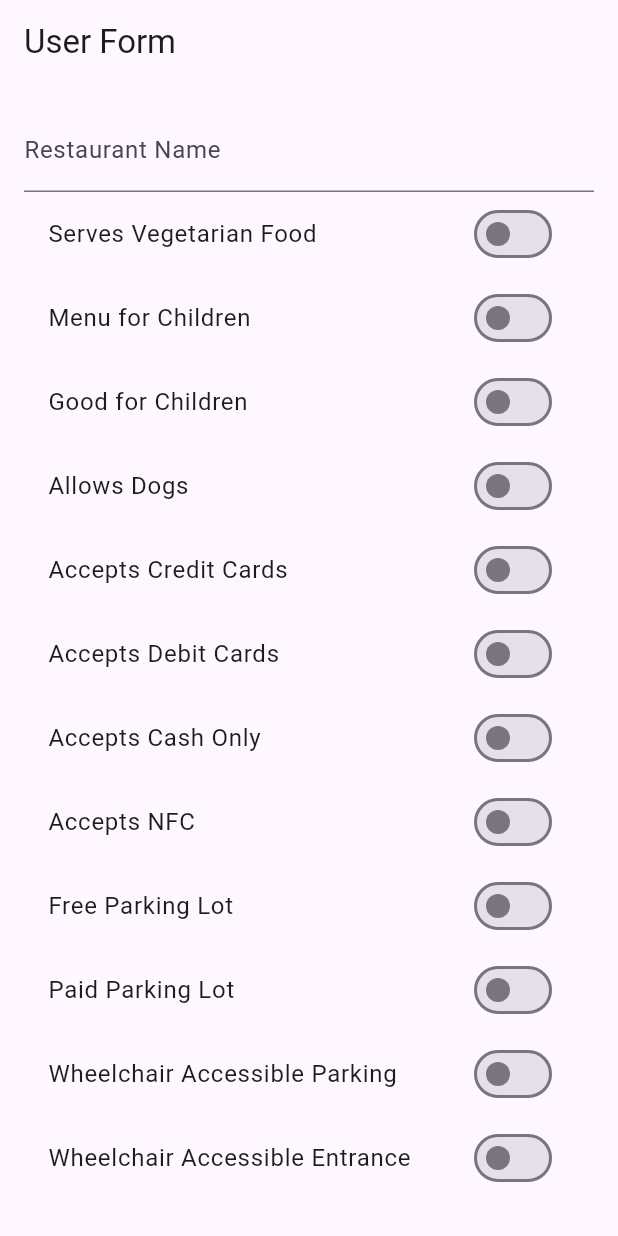
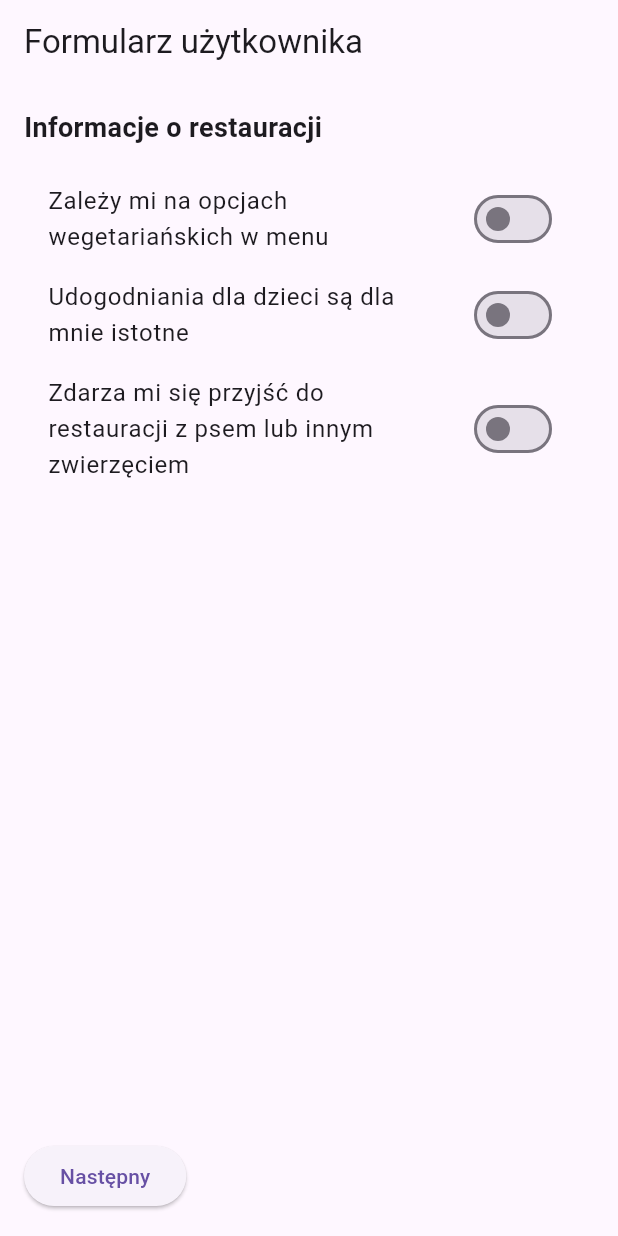
Before and after one commit to mateuszlasek/restaurant-recommendation-system, a Flutter app: the screen it shows after launch, on a phone screen of 412 x 824 dp. Run offline on Flutter 3.47's test engine with Material 3 defaults, Android fonts, the phone set to English and light mode, and no system bars; our stand-ins replace firebase_auth, firebase_core, firebase_database, geolocator; accounts and stored records are empty; generated files the repository leaves out were written again.

Commit message:
user form view

```diff
--- a/lib/models/user_form_model.dart
+++ b/lib/models/user_form_model.dart
@@ -1,5 +1,4 @@
 class UserFormModel {
-  final String name;
   final bool servesVegetarianFood;
   final bool menuForChildren;
   final bool goodForChildren;
@@ -15,7 +14,6 @@ class UserFormModel {
   final bool wheelchairAccessibleRestroom;
 
   UserFormModel({
-    required this.name,
     required this.servesVegetarianFood,
     required this.menuForChildren,
     required this.goodForChildren,
@@ -34,7 +32,6 @@ class UserFormModel {
   // Convert Map to UserFormModel
   factory UserFormModel.fromMap(Map<String, dynamic> map) {
     return UserFormModel(
-      name: map['name'] ?? '',
       servesVegetarianFood: map['servesVegetarianFood'] ?? false,
       menuForChildren: map['menuForChildren'] ?? false,
       goodForChildren: map['goodForChildren'] ?? false,
@@ -54,7 +51,6 @@ class UserFormModel {
   // Konwersja obiektu do mapy, aby można było zapisać go w Firebase
   Map<String, dynamic> toMap() {
     return {
-      'name': name,
       'servesVegetarianFood': servesVegetarianFood,
       'menuForChildren': menuForChildren,
       'goodForChildren': goodForChildren,
--- a/lib/views/user_form_view.dart
+++ b/lib/views/user_form_view.dart
@@ -1,10 +1,6 @@
-import 'package:firebase_auth/firebase_auth.dart';
 import 'package:flutter/material.dart';
-import 'package:firebase_database/firebase_database.dart'; // Import Firebase Realtime Database
-import 'package:firebase_core/firebase_core.dart';
-
 import '../models/user_form_model.dart';
-import '../services/firebase_database/firebase_service.dart'; // Dodajemy import Firebase core, aby używać app
+import '../services/firebase_database/firebase_service.dart';
 
 class UserFormView extends StatefulWidget {
   @override
@@ -12,7 +8,6 @@ class UserFormView extends StatefulWidget {
 }
 
 class _UserFormViewState extends State<UserFormView> {
-  final _nameController = TextEditingController();
   final FirebaseService _firebaseService = FirebaseService(
     databaseURL: 'https://restaurant-recommendatio-57162-default-rtdb.europe-west1.firebasedatabase.app',
   );
@@ -31,9 +26,32 @@ class _UserFormViewState extends State<UserFormView> {
   bool _wheelchairAccessibleEntrance = false;
   bool _wheelchairAccessibleRestroom = false;
 
+  int _currentPageIndex = 0;
+
+  final List<String> _categories = [
+    'Informacje o restauracji',
+    'Jakie opcje płatności są dla mnie priorytetem',
+    'Dostępność',
+  ];
+
+  void _nextPage() {
+    setState(() {
+      if (_currentPageIndex < _categories.length - 1) {
+        _currentPageIndex++;
+      }
+    });
+  }
+
+  void _previousPage() {
+    setState(() {
+      if (_currentPageIndex > 0) {
+        _currentPageIndex--;
+      }
+    });
+  }
+
   Future<void> _submitForm() async {
     final userForm = UserFormModel(
-      name: _nameController.text,
       servesVegetarianFood: _servesVegetarianFood,
       menuForChildren: _menuForChildren,
       goodForChildren: _goodForChildren,
@@ -49,53 +67,19 @@ class _UserFormViewState extends State<UserFormView> {
       wheelchairAccessibleRestroom: _wheelchairAccessibleRestroom,
     );
 
-
     await _firebaseService.submitUserForm(userForm);
+    ScaffoldMessenger.of(context).showSnackBar(SnackBar(
+      content: Text('Formularz zapisany pomyślnie!'),
+    ));
   }
 
-  // Funkcja do usunięcia formularza
-  Future<void> _deleteForm() async {
-    final uid = await _firebaseService.getUserUID();
-    if (uid != null) {
-      await _firebaseService.deleteUserFormByUID(uid);
-      print("User form with UID $uid deleted successfully.");
-    } else {
-      print("Error: No UID found.");
-    }
-  }
-
-  // Funkcja do pobrania formularza
-  Future<void> _getForm() async {
-    final uid = await _firebaseService.getUserUID();
-    if (uid != null) {
-      final userForm = await _firebaseService.getUserFormByUID(uid);
-      if (userForm != null) {
-        print("User form data: ${userForm.toMap()}");
-      } else {
-        print("No data found for UID $uid.");
-      }
-    } else {
-      print("Error: No UID found.");
-    }
-  }
-
-  @override
-  Widget build(BuildContext context) {
-    return Scaffold(
-      appBar: AppBar(
-        title: Text('User Form'),
-      ),
-      body: Padding(
-        padding: EdgeInsets.all(16.0),
-        child: SingleChildScrollView(
-          child: Column(
+  Widget _buildCategoryContent() {
+    switch (_currentPageIndex) {
+      case 0:
+        return Column(
           children: [
-              TextField(
-                controller: _nameController,
-                decoration: InputDecoration(labelText: 'Restaurant Name'),
-              ),
             SwitchListTile(
-                title: Text('Serves Vegetarian Food'),
+              title: Text('Zależy mi na opcjach wegetariańskich w menu'),
               value: _servesVegetarianFood,
               onChanged: (value) {
                 setState(() {
@@ -104,25 +88,17 @@ class _UserFormViewState extends State<UserFormView> {
               },
             ),
             SwitchListTile(
-                title: Text('Menu for Children'),
+              title: Text('Udogodniania dla dzieci są dla mnie istotne'),
               value: _menuForChildren,
               onChanged: (value) {
                 setState(() {
+                  _goodForChildren = value;
                   _menuForChildren = value;
                 });
               },
             ),
             SwitchListTile(
-                title: Text('Good for Children'),
-                value: _goodForChildren,
-                onChanged: (value) {
-                  setState(() {
-                    _goodForChildren = value;
-                  });
-                },
-              ),
-              SwitchListTile(
-                title: Text('Allows Dogs'),
+              title: Text('Zdarza mi się przyjść do restauracji z psem lub innym zwierzęciem'),
               value: _allowsDogs,
               onChanged: (value) {
                 setState(() {
@@ -130,8 +106,13 @@ class _UserFormViewState extends State<UserFormView> {
                 });
               },
             ),
+          ],
+        );
+      case 1:
+        return Column(
+          children: [
             SwitchListTile(
-                title: Text('Accepts Credit Cards'),
+              title: Text('Karta kredytowa'),
               value: _acceptsCreditCards,
               onChanged: (value) {
                 setState(() {
@@ -140,7 +121,7 @@ class _UserFormViewState extends State<UserFormView> {
               },
             ),
             SwitchListTile(
-                title: Text('Accepts Debit Cards'),
+              title: Text('Karta debetowa'),
               value: _acceptsDebitCards,
               onChanged: (value) {
                 setState(() {
@@ -149,16 +130,7 @@ class _UserFormViewState extends State<UserFormView> {
               },
             ),
             SwitchListTile(
-                title: Text('Accepts Cash Only'),
-                value: _acceptsCashOnly,
-                onChanged: (value) {
-                  setState(() {
-                    _acceptsCashOnly = value;
-                  });
-                },
-              ),
-              SwitchListTile(
-                title: Text('Accepts NFC'),
+              title: Text('Płatności NFC'),
               value: _acceptsNfc,
               onChanged: (value) {
                 setState(() {
@@ -167,67 +139,85 @@ class _UserFormViewState extends State<UserFormView> {
               },
             ),
             SwitchListTile(
-                title: Text('Free Parking Lot'),
+              title: Text('Płatność tylko gotówką nie jest dla mnie problemem'),
+              value: _acceptsCashOnly,
+              onChanged: (value) {
+                setState(() {
+                  _acceptsCashOnly = value;
+                });
+              },
+            ),
+          ],
+        );
+      case 2:
+        return Column(
+          children: [
+            SwitchListTile(
+              title: Text('Zależy mi na bezpłatnym parkingu w okolicy'),
               value: _freeParkingLot,
               onChanged: (value) {
                 setState(() {
                   _freeParkingLot = value;
+                  _paidParkingLot = !value;
                 });
               },
             ),
             SwitchListTile(
-                title: Text('Paid Parking Lot'),
-                value: _paidParkingLot,
-                onChanged: (value) {
-                  setState(() {
-                    _paidParkingLot = value;
-                  });
-                },
-              ),
-              SwitchListTile(
-                title: Text('Wheelchair Accessible Parking'),
+              title: Text('Zależy mi na udogodnieniach dla osób z niepełnosprawnością ruchową'),
               value: _wheelchairAccessibleParking,
               onChanged: (value) {
                 setState(() {
                   _wheelchairAccessibleParking = value;
-                  });
-                },
-              ),
-              SwitchListTile(
-                title: Text('Wheelchair Accessible Entrance'),
-                value: _wheelchairAccessibleEntrance,
-                onChanged: (value) {
-                  setState(() {
                   _wheelchairAccessibleEntrance = value;
-                  });
-                },
-              ),
-              SwitchListTile(
-                title: Text('Wheelchair Accessible Restroom'),
-                value: _wheelchairAccessibleRestroom,
-                onChanged: (value) {
-                  setState(() {
                   _wheelchairAccessibleRestroom = value;
                 });
               },
             ),
-              SizedBox(height: 20),
+          ],
+        );
+      default:
+        return Container();
+    }
+  }
+
+  @override
+  Widget build(BuildContext context) {
+    return Scaffold(
+      appBar: AppBar(
+        title: Text('Formularz użytkownika'),
+      ),
+      body: Padding(
+        padding: EdgeInsets.all(16.0),
+        child: Column(
+          crossAxisAlignment: CrossAxisAlignment.start,
+          children: [
+            Text(
+              _categories[_currentPageIndex],
+              style: TextStyle(fontSize: 18, fontWeight: FontWeight.bold),
+            ),
+            SizedBox(height: 16),
+            Expanded(child: _buildCategoryContent()),
+            Row(
+              mainAxisAlignment: MainAxisAlignment.spaceBetween,
+              children: [
+                if (_currentPageIndex > 0)
+                  ElevatedButton(
+                    onPressed: _previousPage,
+                    child: Text('Poprzedni'),
+                  ),
+                if (_currentPageIndex < _categories.length - 1)
+                  ElevatedButton(
+                    onPressed: _nextPage,
+                    child: Text('Następny'),
+                  ),
+                if (_currentPageIndex == _categories.length - 1)
                   ElevatedButton(
                     onPressed: _submitForm,
-                child: Text('Submit'),
-              ),
-              SizedBox(height: 20),
-              ElevatedButton(
-                onPressed: _getForm,
-                child: Text('Get Form'),
-              ),
-              SizedBox(height: 20),
-              ElevatedButton(
-                onPressed: _deleteForm,
-                child: Text('Delete Form'),
+                    child: Text('Zapisz'),
                   ),
               ],
             ),
+          ],
         ),
       ),
     );
```
Lines whose indentation alone changed are shown as unchanged.
